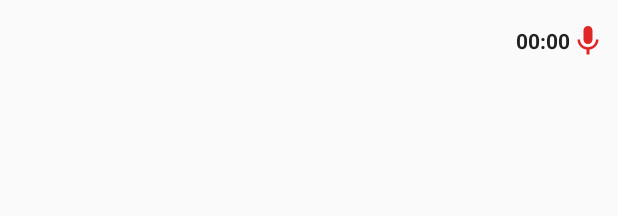
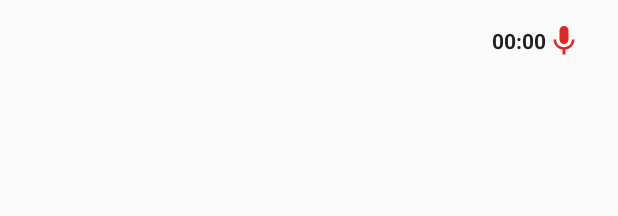
Before and after one commit to 3llomi/RecordView, an Android app: the layout record_view_layout.xml on its own in the app's theme, with its tools: preview values and no code run, on a phone screen of 412 x 824 dp. Shown: the top 216 px of the screen. Run offline under Robolectric (Android 15) with nearby library versions, the phone set to English and light mode, and no system bars; plain views replace ShimmerLayout.

Commit message:
Convert record view to android x Fix animation issues with record view

```diff
--- a/record-view/src/main/java/com/devlomi/record_view/RecordButton.java
+++ b/record-view/src/main/java/com/devlomi/record_view/RecordButton.java
@@ -3,12 +3,13 @@ package com.devlomi.record_view;
 import android.content.Context;
 import android.content.res.TypedArray;
 import android.graphics.drawable.Drawable;
-import android.support.v7.content.res.AppCompatResources;
-import android.support.v7.widget.AppCompatImageView;
 import android.util.AttributeSet;
 import android.view.MotionEvent;
 import android.view.View;
 import android.view.ViewGroup;
+
+import androidx.appcompat.content.res.AppCompatResources;
+import androidx.appcompat.widget.AppCompatImageView;
 
 /**
  * Created by Devlomi on 13/12/2017.
--- a/record-view/src/main/java/com/devlomi/record_view/RecordView.java
+++ b/record-view/src/main/java/com/devlomi/record_view/RecordView.java
@@ -6,8 +6,6 @@ import android.content.res.TypedArray;
 import android.graphics.drawable.Drawable;
 import android.media.MediaPlayer;
 import android.os.SystemClock;
-import android.support.annotation.Nullable;
-import android.support.v7.content.res.AppCompatResources;
 import android.util.AttributeSet;
 import android.view.MotionEvent;
 import android.view.View;
@@ -16,6 +14,9 @@ import android.widget.Chronometer;
 import android.widget.ImageView;
 import android.widget.RelativeLayout;
 import android.widget.TextView;
+
+import androidx.annotation.Nullable;
+import androidx.appcompat.content.res.AppCompatResources;
 
 import java.io.IOException;
 
--- a/record-view/src/main/res/layout/record_view_layout.xml
+++ b/record-view/src/main/res/layout/record_view_layout.xml
@@ -44,7 +44,8 @@
         android:layout_alignParentEnd="true"
         android:layout_alignParentRight="true"
         android:layout_centerInParent="true"
-        android:layout_marginRight="8dp"
+        android:layout_marginEnd="24dp"
+        android:layout_marginRight="24dp"
         app:srcCompat="@drawable/recv_ic_mic" />
 
     <ImageView
@@ -54,8 +55,8 @@
         android:layout_alignParentEnd="true"
         android:layout_alignParentRight="true"
         android:layout_centerInParent="true"
-        android:layout_marginEnd="8dp"
-        android:layout_marginRight="8dp" />
+        android:layout_marginEnd="24dp"
+        android:layout_marginRight="24dp" />
 
     <Chronometer
         android:id="@+id/counter_tv"
```
Also changed, not shown: record-view/src/main/java/com/devlomi/record_view/AnimationHelper.java (+4 -4 lines).
